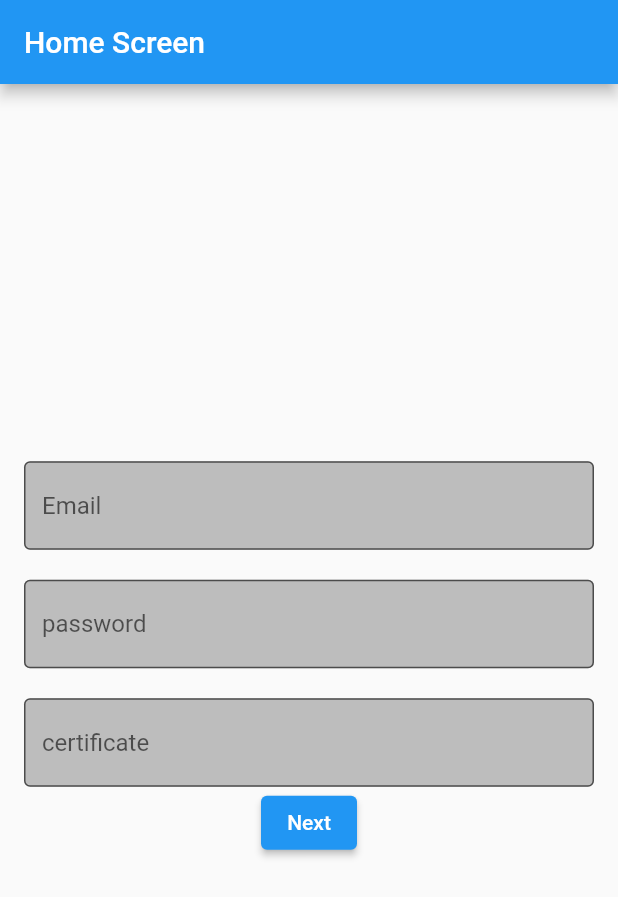
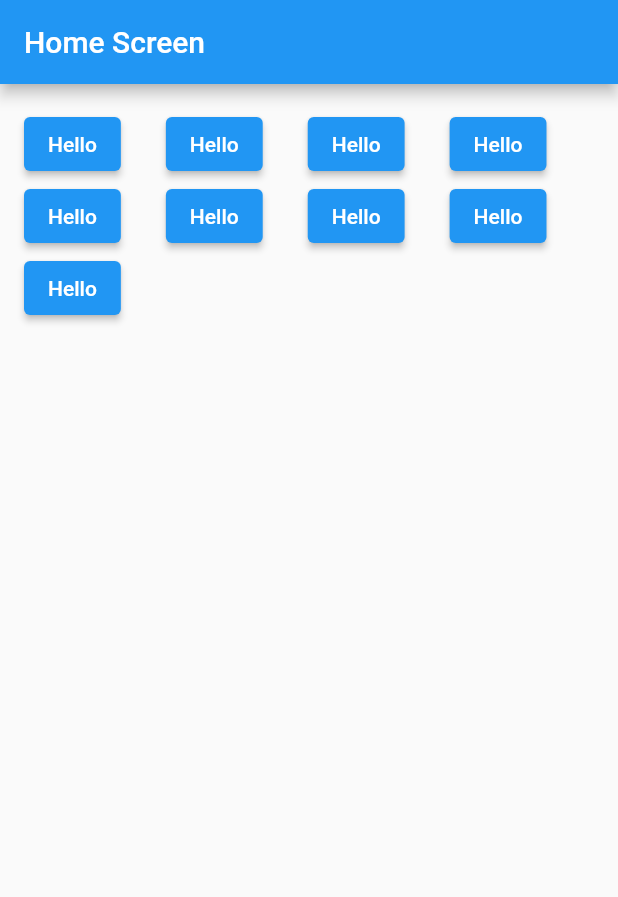
Before and after one commit to HasanJuned/practise_project, a Flutter app: the screen it shows after launch, on a phone screen of 412 x 824 dp. Shown: the top 897 px of the screen. Run offline on Flutter 3.47's test engine with Material 2 defaults, Android fonts, the phone set to English and light mode, and no system bars.

```diff
--- a/lib/main.dart
+++ b/lib/main.dart
@@ -16,13 +16,10 @@ class MyApp extends StatelessWidget {
   }
 }
 
+/// children
+
 class HomePage extends StatelessWidget {
   HomePage({Key? key}) : super(key: key);
-
-  TextEditingController emailController = TextEditingController();
-  TextEditingController passwordController = TextEditingController();
-  TextEditingController numberController = TextEditingController();
-  GlobalKey<FormState> formKey =  GlobalKey<FormState>();
 
   @override
   Widget build(BuildContext context) {
@@ -31,76 +28,25 @@ class HomePage extends StatelessWidget {
         title: Text('Home Screen'),
       ),
       body: Padding(
-        padding: const EdgeInsets.all(16.0),
-        child: Center(
-          child: Form(
-            key: formKey,
-            child: Column(
-              mainAxisAlignment: MainAxisAlignment.center,
+        padding: EdgeInsets.all(16.0),
+        child: Column(
+          children: [
+            Wrap(
+              //alignment: WrapAlignment.spaceEvenly,
+              spacing: 30,
               children: [
-                TextFormField(
-                 validator: (String? value){
-                   if(value!.isEmpty ?? true){
-                     return 'enter your name';
-                   } else {
+                ElevatedButton(onPressed: () {}, child: Text('Hello')),
+                ElevatedButton(onPressed: () {}, child: Text('Hello')),
+                ElevatedButton(onPressed: () {}, child: Text('Hello')),
+                ElevatedButton(onPressed: () {}, child: Text('Hello')),
+                ElevatedButton(onPressed: () {}, child: Text('Hello')),
+                ElevatedButton(onPressed: () {}, child: Text('Hello')),
+                ElevatedButton(onPressed: () {}, child: Text('Hello')),
+                ElevatedButton(onPressed: () {}, child: Text('Hello')),
+                ElevatedButton(onPressed: () {}, child: Text('Hello')),              ],
+            )
 
-                   }
-                 },
-                  controller: emailController,
-                  decoration: InputDecoration(
-                    hintText: 'Email',
-                    fillColor: Colors.grey.shade400,
-                    filled: true,
-
-                    border: OutlineInputBorder()
-                  ),
-
-                ),
-                SizedBox(height: 20,),
-                TextFormField(
-                  validator: (String? value){
-
-
-                    if(value?.isEmpty?? true){
-                      return 'enter password mandatory';
-
-                    } else {
-                      return null;
-                    }
-
-                  },
-                  controller: passwordController,
-                  decoration: InputDecoration(
-                    hintText: 'password',
-                    fillColor: Colors.grey.shade400,
-                    filled: true,
-
-                    border: OutlineInputBorder()
-                  ),
-
-                ),
-                SizedBox(height: 20,),
-                TextFormField(
-                  controller: numberController,
-                  decoration: InputDecoration(
-                    hintText: 'certificate',
-                    fillColor: Colors.grey.shade400,
-                    filled: true,
-
-                    border: OutlineInputBorder()
-                  ),
-
-                ),
-
-                ElevatedButton(onPressed: (){
-                  if (formKey.currentState!.validate()) {
-                    print('next screen or validation success');
-                  }
-                }, child: Text('Next'))
-
-              ],
-            ),
-          ),
+          ],
         ),
       ),
     );
```
